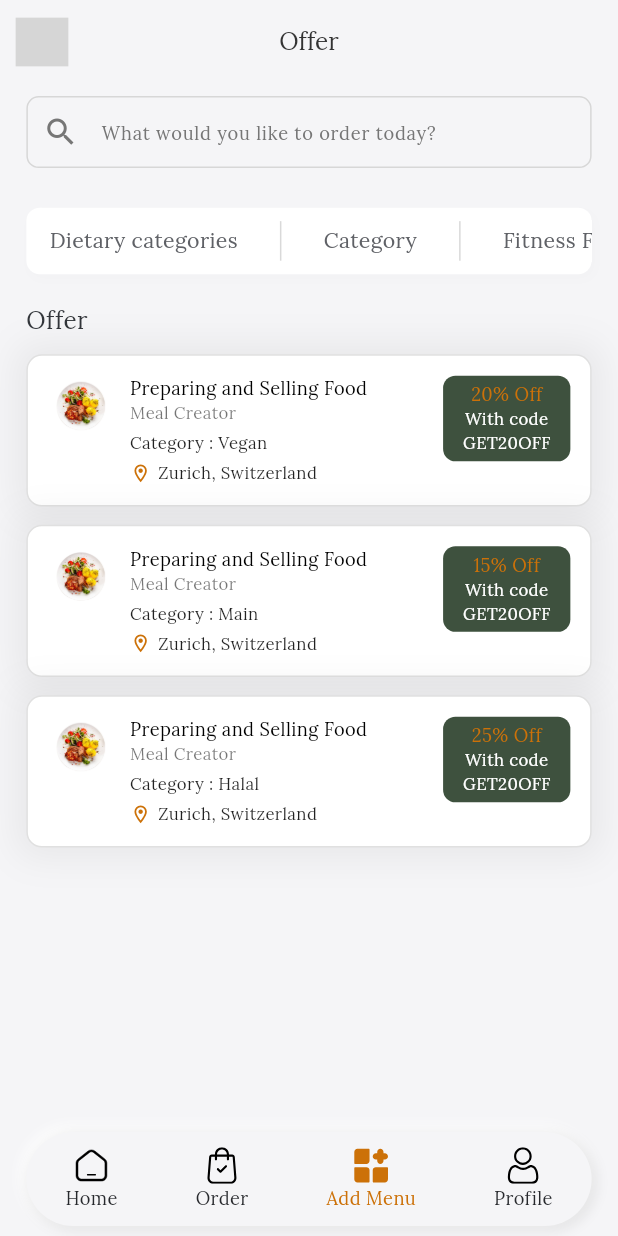
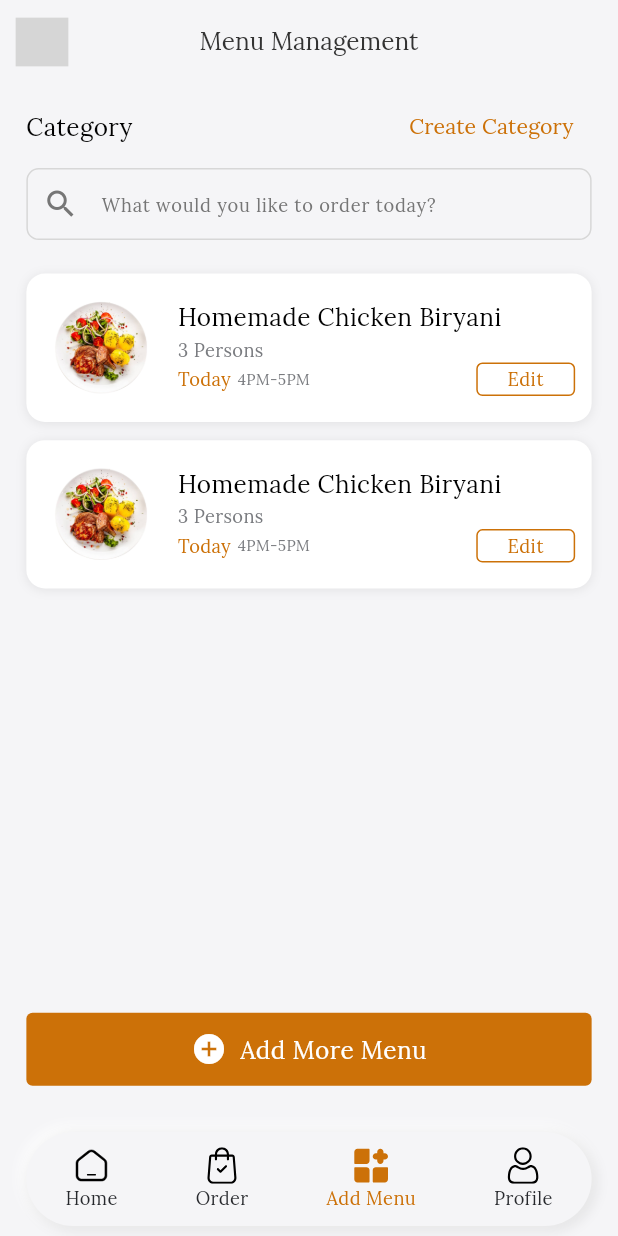
Before and after one commit to sparktechagency/meal_deal_app, a Flutter app: the CookBottomNav screen opened by its route, item 3 of the bottom bar chosen, on a phone screen of 412 x 824 dp. Run offline on Flutter 3.47's test engine with Material 3 defaults, Android fonts, the phone set to English and light mode, and no system bars; our stand-ins replace cached_network_image, chat_bubbles, connectivity_plus, flutter_screenutil, flutter_spinkit, flutter_svg and 17 more; missing offline and left inert: flutter_inappwebview, flutter_stripe, mime_type, rating_summary, syncfusion_flutter_pdfviewer; accounts and stored records are empty; network calls fail; project files that could hold a hidden picture were left out; grey boxes are pictures that could not be loaded.

Commit message:
................

```diff
--- a/lib/feature/bottom_nav_bar/cook_bottom_nav.dart
+++ b/lib/feature/bottom_nav_bar/cook_bottom_nav.dart
@@ -2,6 +2,7 @@ import 'package:flutter/material.dart';
 import 'package:flutter_screenutil/flutter_screenutil.dart';
 import 'package:flutter_svg/flutter_svg.dart';
 import 'package:get/get.dart';
+import 'package:meal_deal_app/feature/cook/add_menu/add_menu_screen.dart';
 import 'package:meal_deal_app/feature/cook/cook_home_screen.dart';
 import 'package:meal_deal_app/feature/cook/order/cook_order_screen.dart';
 import 'package:meal_deal_app/feature/cook/profile/profile_screen.dart';
@@ -34,7 +35,7 @@ class _CookBottomNavState extends State<CookBottomNav> {
   final List<Widget> _screens =  [
     CookHomeScreen(),
     CookOrderScreen(),
-    OfferScreen(),
+    AddMenuScreen(),
     CookProfileScreen(),
   ];
 
--- /dev/null
+++ b/lib/feature/cook/add_menu/add_menu_screen.dart
@@ -0,0 +1,193 @@
+import 'package:flutter/material.dart';
+import 'package:flutter_screenutil/flutter_screenutil.dart';
+import 'package:get/get.dart';
+import 'package:meal_deal_app/app/utils/app_colors.dart';
+import 'package:meal_deal_app/custom_assets/assets.gen.dart';
+import 'package:meal_deal_app/routes/app_routes.dart';
+import 'package:meal_deal_app/widgets/widgets.dart';
+
+class AddMenuScreen extends StatefulWidget {
+  const AddMenuScreen({super.key});
+
+  @override
+  State<AddMenuScreen> createState() => _AddMenuScreenState();
+}
+
+class _AddMenuScreenState extends State<AddMenuScreen> {
+  final TextEditingController _searchController = TextEditingController();
+  final TextEditingController _addController = TextEditingController();
+
+  @override
+  Widget build(BuildContext context) {
+    return CustomScaffold(
+      appBar: CustomAppBar(title: 'Menu Management'),
+
+      body: Column(
+        children: [
+          Row(
+            mainAxisAlignment: MainAxisAlignment.spaceBetween,
+            children: [
+              Flexible(
+                child: CustomText(text: 'Category', fontSize: 16.sp),
+              ),
+              TextButton(
+                onPressed: () {
+                  showDialog(context: context, builder: (context) => AlertDialog(
+                    backgroundColor: Colors.white,
+                    title: CustomText(text: 'Add New Category'),
+                    content: Column(
+                      mainAxisSize: MainAxisSize.min,
+                      children: [
+                        CustomTextField(
+                            hintText: 'e.g., Vegan',
+                            controller: _addController),
+                      ],
+                    ),
+                    actions: [
+                      Row(children: [
+                        Expanded(child: CustomButton(
+                          backgroundColor: Colors.transparent,
+                          foregroundColor: AppColors.primaryColor,
+                          bordersColor: AppColors.primaryColor,
+                          fontSize: 14.sp,
+                          height: 38.h,
+                          onPressed: (){
+                            Get.back();
+                          },label: 'Cancel',)),
+                        SizedBox(width: 10.w),
+                        Expanded(child: CustomButton(
+                          fontSize: 14.sp,
+                          height: 38.h,
+                          onPressed: (){
+                            Get.back();
+                          },label: 'Save New',)),
+                      ],),
+
+                    ],
+                  ));
+                },
+                child: CustomText(
+                  text: 'Create Category',
+                  color: AppColors.primaryColor,
+                ),
+              ),
+            ],
+          ),
+
+          CustomTextField(
+            prefixIcon: Icon(Icons.search, color: AppColors.appGreyColor),
+            hintText: 'What would you like to order today?',
+            border: OutlineInputBorder(
+              borderRadius: BorderRadius.circular(8.r),
+              borderSide: BorderSide(color: AppColors.black500TextColor),
+            ),
+            validator: (_) => null,
+            controller: _searchController,
+          ),
+
+
+          Expanded(
+            child: ListView.builder(
+                itemCount: 2,
+                itemBuilder: (context, index) {
+                  return _menuCardWidget();
+                }),
+          ),
+
+
+
+          CustomButton(
+              prefixIcon: Icons.add_circle,
+              onPressed: (){
+                Get.toNamed(AppRoutes.addMoreScreen);
+              },label: 'Add More Menu'),
+          SizedBox(height: 24.h),
+        ],
+      ),
+    );
+  }
+
+
+  Widget _menuCardWidget() {
+    return CustomContainer(
+      onTap: () {},
+      boxShadow: [
+        BoxShadow(
+          color: Colors.black.withOpacity(0.08),
+          offset: const Offset(0, 1),
+          blurRadius: 5,
+        ),
+      ],
+      verticalMargin: 6.h,
+      //horizontalMargin: 16.w,
+      paddingAll: 10.w,
+      color: Colors.white,
+      radiusAll: 12.r,
+      child: Row(
+        crossAxisAlignment: CrossAxisAlignment.center,
+        children: [
+          Assets.images.img.image(
+            width: 70.w,
+            height: 70.w,
+            fit: BoxFit.cover,
+          ),
+          SizedBox(width: 12.w),
+          Expanded(
+            child: Column(
+              crossAxisAlignment: CrossAxisAlignment.start,
+              children: [
+                CustomText(
+                  text: 'Homemade Chicken Biryani',
+                  fontSize: 16.sp,
+                ),
+                CustomText(
+                  text: "3 Persons",
+                  color: AppColors.black300TextColor,
+                  fontSize: 12.sp,
+                  top: 2.h,
+                ),
+                Row(
+                  children: [
+                    Expanded(
+                      child: Row(
+                        children: [
+                          Flexible(
+                            child: CustomText(
+                              text: "Today",
+                              fontSize: 12.sp,
+                              color: AppColors.primaryColor,
+                            ),
+                          ),
+                          SizedBox(width: 4.w),
+                          Flexible(
+                            child: CustomText(
+                              text: "4PM-5PM",
+                              fontSize: 10.sp,
+                              color: AppColors.black300TextColor,
+                            ),
+                          ),
+                        ],
+                      ),
+                    ),
+                    CustomContainer(
+                      height: 22.h,
+                      width: 60.w,
+                      bordersColor: AppColors.primaryColor,
+                      radiusAll: 4.r,
+                      alignment: Alignment.center,
+                      child: CustomText(
+                          fontSize: 12.sp,
+                          color: AppColors.primaryColor,
+                          text: 'Edit'),
+                    ),
+                  ],
+                ),
+              ],
+            ),
+          ),
+        ],
+      ),
+    );
+  }
+
+}
--- a/lib/feature/splash_screen/splash_screen.dart
+++ b/lib/feature/splash_screen/splash_screen.dart
@@ -18,7 +18,8 @@ class _SplashScreenState extends State<SplashScreen> {
 
   void _goNextScreen() {
     Future.delayed(const Duration(seconds: 2), () async {
-     Get.offAllNamed(AppRoutes.becomeCookScreen);
+    Get.offAllNamed(AppRoutes.onboardingScreen);
+     //Get.offAllNamed(AppRoutes.cookBottomNavBar);
     });
   }
 
--- a/lib/widgets/custom_button.dart
+++ b/lib/widgets/custom_button.dart
@@ -67,11 +67,11 @@ class CustomButton extends StatelessWidget {
           /// Prefix Icon
           if (prefixIcon != null || prefixIconShow == true) ...[
             Icon(
-              size: 18.r,
+              //size: 18.r,
               prefixIcon ?? Icons.arrow_back,
 
               /// Use prefixIcon or fallback
-              color: foregroundColor ?? AppColors.darkColor,
+              color: foregroundColor ?? Colors.white,
             ),
             SizedBox(width: 8.w),
           ],
```
